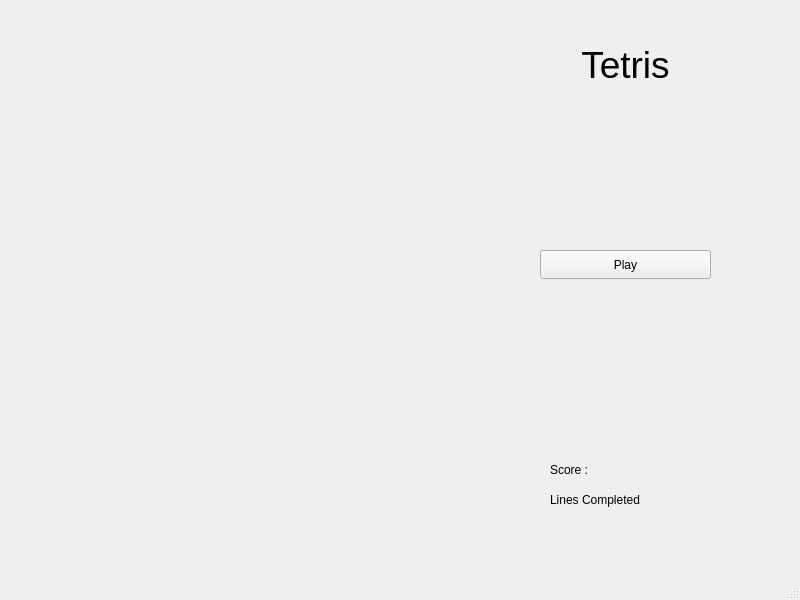
Qt form Tetris/gui/mainwindow.ui (amoraric/Tetris) before a commit.
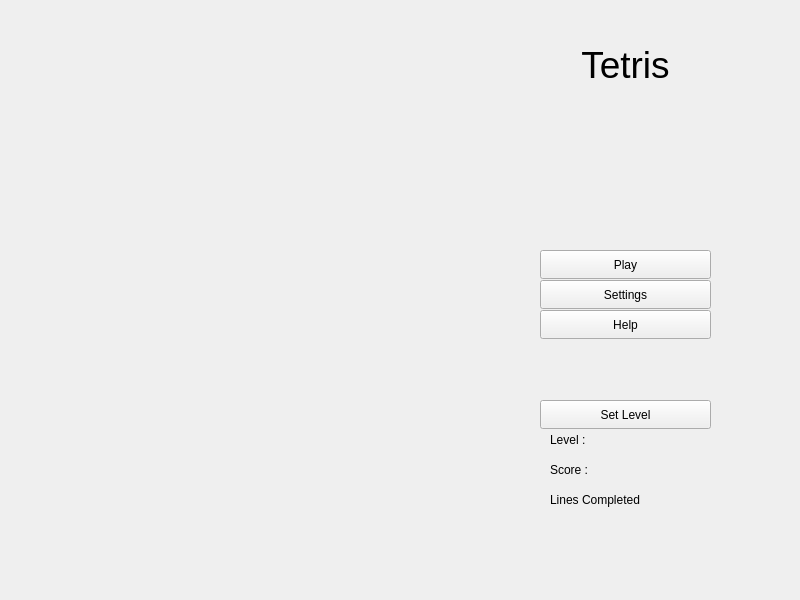
The same form after that commit.

What changed in the file:
```diff
--- a/Tetris/gui/mainwindow.ui
+++ b/Tetris/gui/mainwindow.ui
@@ -85,6 +85,71 @@
      <string>&lt;html&gt;&lt;head/&gt;&lt;body&gt;&lt;p align=&quot;center&quot;&gt;&lt;span style=&quot; font-size:28pt;&quot;&gt;Tetris&lt;/span&gt;&lt;/p&gt;&lt;/body&gt;&lt;/html&gt;</string>
     </property>
    </widget>
+   <widget class="QPushButton" name="pushButton_2">
+    <property name="geometry">
+     <rect>
+      <x>540</x>
+      <y>280</y>
+      <width>171</width>
+      <height>29</height>
+     </rect>
+    </property>
+    <property name="text">
+     <string>Settings</string>
+    </property>
+   </widget>
+   <widget class="QPushButton" name="pushButton_3">
+    <property name="geometry">
+     <rect>
+      <x>540</x>
+      <y>310</y>
+      <width>171</width>
+      <height>29</height>
+     </rect>
+    </property>
+    <property name="text">
+     <string>Help</string>
+    </property>
+   </widget>
+   <widget class="QPushButton" name="pushButton_4">
+    <property name="geometry">
+     <rect>
+      <x>540</x>
+      <y>400</y>
+      <width>171</width>
+      <height>29</height>
+     </rect>
+    </property>
+    <property name="text">
+     <string>Set Level</string>
+    </property>
+   </widget>
+   <widget class="QLabel" name="level_label">
+    <property name="geometry">
+     <rect>
+      <x>550</x>
+      <y>430</y>
+      <width>161</width>
+      <height>20</height>
+     </rect>
+    </property>
+    <property name="text">
+     <string>Level :</string>
+    </property>
+   </widget>
+   <widget class="QLabel" name="time_label">
+    <property name="geometry">
+     <rect>
+      <x>550</x>
+      <y>120</y>
+      <width>161</width>
+      <height>71</height>
+     </rect>
+    </property>
+    <property name="text">
+     <string>&lt;html&gt;&lt;head/&gt;&lt;body&gt;&lt;p&gt;&lt;br/&gt;&lt;/p&gt;&lt;/body&gt;&lt;/html&gt;</string>
+    </property>
+   </widget>
   </widget>
   <widget class="QMenuBar" name="menubar">
    <property name="geometry">
@@ -96,7 +161,6 @@
     </rect>
    </property>
   </widget>
-  <widget class="QStatusBar" name="statusbar"/>
  </widget>
  <resources/>
  <connections/>
```
Left out of the diff: 21 changed lines with no effect on the pictures.
